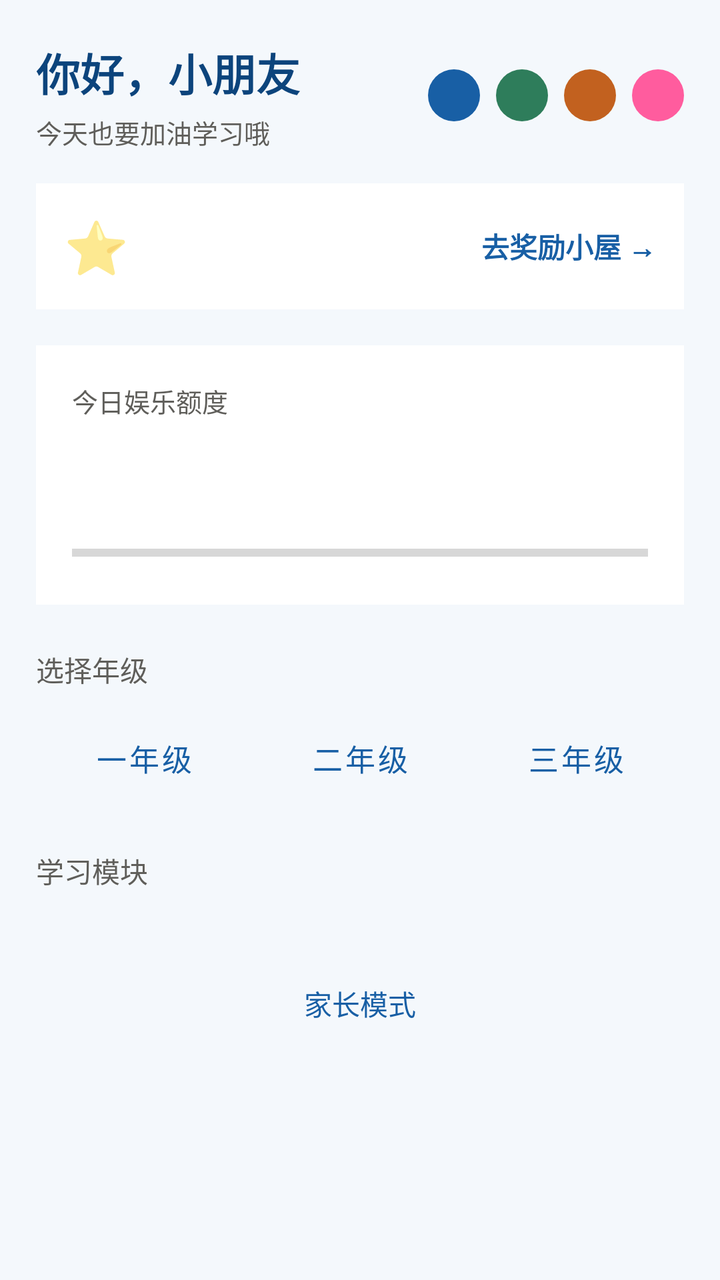
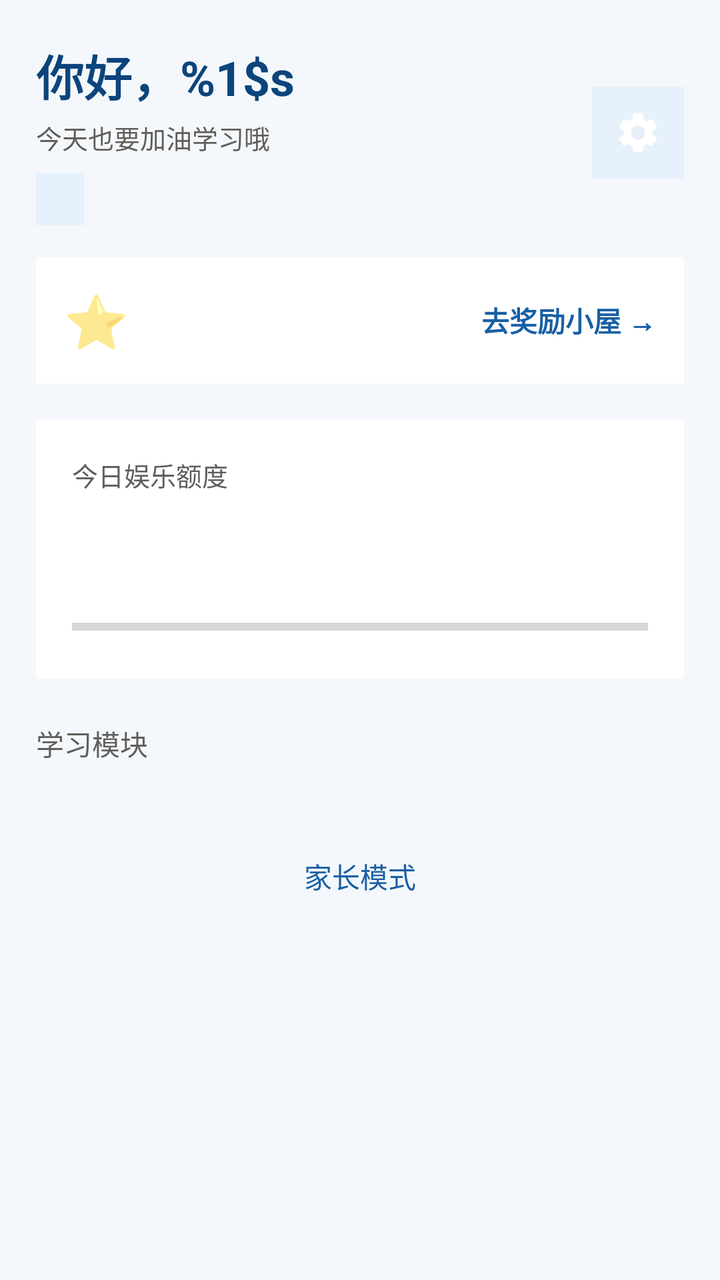

Compare the two renders of this Android layout. The source of the first and the diff that turns it into the second are given below.
<!-- AndroidManifest.xml: application theme Theme.KidsGuard -->
<!-- res/layout/activity_main.xml -->
<?xml version="1.0" encoding="utf-8"?>
<ScrollView xmlns:android="http://schemas.android.com/apk/res/android"
    android:layout_width="match_parent"
    android:layout_height="match_parent"
    android:background="?attr/kgPageBg">

    <LinearLayout
        android:id="@+id/content"
        android:layout_width="match_parent"
        android:layout_height="wrap_content"
        android:orientation="vertical"
        android:paddingStart="18dp"
        android:paddingEnd="18dp"
        android:paddingTop="20dp"
        android:paddingBottom="28dp">

        
        <LinearLayout
            android:layout_width="match_parent"
            android:layout_height="wrap_content"
            android:orientation="horizontal"
            android:gravity="center_vertical">

            <LinearLayout
                android:layout_width="0dp"
                android:layout_height="wrap_content"
                android:layout_weight="1"
                android:orientation="vertical">

                <TextView
                    android:id="@+id/tvGreeting"
                    android:layout_width="wrap_content"
                    android:layout_height="wrap_content"
                    android:text="@string/main_greeting"
                    android:textColor="?attr/kgBrandDark"
                    android:textSize="22sp"
                    android:textStyle="bold" />

                <TextView
                    android:layout_width="wrap_content"
                    android:layout_height="wrap_content"
                    android:layout_marginTop="4dp"
                    android:text="@string/main_greeting_sub"
                    android:textColor="@color/text_sub"
                    android:textSize="13sp" />
            </LinearLayout>

            <LinearLayout
                android:layout_width="wrap_content"
                android:layout_height="wrap_content"
                android:orientation="horizontal">

                <View
                    android:id="@+id/themeOcean"
                    style="@style/ThemeDot"
                    android:background="@drawable/dot_ocean" />

                <View
                    android:id="@+id/themeForest"
                    style="@style/ThemeDot"
                    android:background="@drawable/dot_forest" />

                <View
                    android:id="@+id/themeSunset"
                    style="@style/ThemeDot"
                    android:background="@drawable/dot_sunset" />

                <View
                    android:id="@+id/themeCandy"
                    style="@style/ThemeDot"
                    android:background="@drawable/dot_candy" />
            </LinearLayout>
        </LinearLayout>

        
        <LinearLayout
            android:id="@+id/bannerStars"
            android:layout_width="match_parent"
            android:layout_height="wrap_content"
            android:layout_marginTop="16dp"
            android:orientation="horizontal"
            android:gravity="center_vertical"
            android:background="?attr/kgCardBg"
            android:padding="14dp">

            <TextView
                android:layout_width="wrap_content"
                android:layout_height="wrap_content"
                android:text="⭐"
                android:textSize="26sp" />

            <TextView
                android:id="@+id/tvStarsBar"
                android:layout_width="0dp"
                android:layout_height="wrap_content"
                android:layout_weight="1"
                android:layout_marginStart="10dp"
                android:textColor="?attr/kgBrandDark"
                android:textSize="15sp" />

            <TextView
                android:layout_width="wrap_content"
                android:layout_height="wrap_content"
                android:text="去奖励小屋 →"
                android:textColor="?attr/kgBrand"
                android:textSize="14sp"
                android:textStyle="bold" />
        </LinearLayout>

        
        <LinearLayout
            android:id="@+id/cardGuardian"
            android:layout_width="match_parent"
            android:layout_height="wrap_content"
            android:layout_marginTop="18dp"
            android:background="?attr/kgCardBg"
            android:orientation="vertical"
            android:padding="18dp">

            <LinearLayout
                android:layout_width="match_parent"
                android:layout_height="wrap_content"
                android:orientation="horizontal"
                android:gravity="center_vertical">

                <LinearLayout
                    android:layout_width="0dp"
                    android:layout_height="wrap_content"
                    android:layout_weight="1"
                    android:orientation="vertical">

                    <TextView
                        android:layout_width="wrap_content"
                        android:layout_height="wrap_content"
                        android:text="@string/main_guardian_title"
                        android:textColor="@color/text_sub"
                        android:textSize="13sp" />

                    <TextView
                        android:id="@+id/tvQuotaValue"
                        android:layout_width="wrap_content"
                        android:layout_height="wrap_content"
                        android:layout_marginTop="4dp"
                        android:textColor="?attr/kgBrand"
                        android:textSize="30sp"
                        android:textStyle="bold" />
                </LinearLayout>

                <TextView
                    android:id="@+id/tvGuardianStage"
                    android:layout_width="wrap_content"
                    android:layout_height="wrap_content"
                    android:gravity="end"
                    android:textColor="@color/text_sub"
                    android:textSize="13sp" />
            </LinearLayout>

            <ProgressBar
                android:id="@+id/progressGuardian"
                style="?android:attr/progressBarStyleHorizontal"
                android:layout_width="match_parent"
                android:layout_height="wrap_content"
                android:layout_marginTop="14dp"
                android:max="100"
                android:progress="0"
                android:progressTint="?attr/kgBrand" />
        </LinearLayout>

        
        <TextView
            android:layout_width="wrap_content"
            android:layout_height="wrap_content"
            android:layout_marginTop="22dp"
            android:layout_marginBottom="10dp"
            android:text="@string/main_grade_label"
            android:textColor="@color/text_sub"
            android:textSize="14sp" />

        <LinearLayout
            android:layout_width="match_parent"
            android:layout_height="wrap_content"
            android:orientation="horizontal">

            <Button
                android:id="@+id/chipG1"
                style="@style/GradeChip"
                android:text="@string/grade_g1" />

            <Button
                android:id="@+id/chipG2"
                style="@style/GradeChip"
                android:text="@string/grade_g2" />

            <Button
                android:id="@+id/chipG3"
                style="@style/GradeChip"
                android:text="@string/grade_g3" />
        </LinearLayout>

        
        <TextView
            android:layout_width="wrap_content"
            android:layout_height="wrap_content"
            android:layout_marginTop="22dp"
            android:layout_marginBottom="10dp"
            android:text="@string/main_modules_label"
            android:textColor="@color/text_sub"
            android:textSize="14sp" />

        <LinearLayout
            android:id="@+id/modulesContainer"
            android:layout_width="match_parent"
            android:layout_height="wrap_content"
            android:orientation="vertical" />

        <Button
            android:id="@+id/btnParent"
            style="?android:attr/borderlessButtonStyle"
            android:layout_width="match_parent"
            android:layout_height="wrap_content"
            android:layout_marginTop="22dp"
            android:text="@string/main_btn_parent"
            android:textColor="?attr/kgBrand" />

    </LinearLayout>
</ScrollView>
<!-- resources referenced by this layout -->
<resources>
  <color name="text_sub">#5F5E5A</color>
  <!-- drawable dot_candy (drawable) -->
  <?xml version="1.0" encoding="utf-8"?>
  <shape xmlns:android="http://schemas.android.com/apk/res/android"
      android:shape="oval">
      <solid android:color="@color/candy_brand" />
  </shape>
  <!-- drawable dot_forest (drawable) -->
  <?xml version="1.0" encoding="utf-8"?>
  <shape xmlns:android="http://schemas.android.com/apk/res/android"
      android:shape="oval">
      <solid android:color="@color/forest_brand" />
  </shape>
  <!-- drawable dot_ocean (drawable) -->
  <?xml version="1.0" encoding="utf-8"?>
  <shape xmlns:android="http://schemas.android.com/apk/res/android"
      android:shape="oval">
      <solid android:color="@color/ocean_brand" />
  </shape>
  <!-- drawable dot_sunset (drawable) -->
  <?xml version="1.0" encoding="utf-8"?>
  <shape xmlns:android="http://schemas.android.com/apk/res/android"
      android:shape="oval">
      <solid android:color="@color/sunset_brand" />
  </shape>
  <string name="grade_g1">一年级</string>
  <string name="grade_g2">二年级</string>
  <string name="grade_g3">三年级</string>
  <string name="main_btn_parent">家长模式</string>
  <string name="main_grade_label">选择年级</string>
  <string name="main_greeting">你好，小朋友</string>
  <string name="main_greeting_sub">今天也要加油学习哦</string>
  <string name="main_guardian_title">今日娱乐额度</string>
  <string name="main_modules_label">学习模块</string>
  <style name="GradeChip" parent="Widget.MaterialComponents.Button.OutlinedButton">
          <item name="shapeAppearanceOverlay">@style/CartoonShapeOverlay</item>
          <item name="android:layout_width">0dp</item>
          <item name="android:layout_height">wrap_content</item>
          <item name="android:layout_weight">1</item>
          <item name="android:layout_marginStart">4dp</item>
          <item name="android:layout_marginEnd">4dp</item>
          <item name="android:textSize">15sp</item>
          <item name="android:paddingTop">10dp</item>
          <item name="android:paddingBottom">10dp</item>
          <item name="strokeWidth">2dp</item>
          <item name="strokeColor">?attr/kgBrand</item>
      </style>
  <style name="ThemeDot">
          <item name="android:layout_width">26dp</item>
          <item name="android:layout_height">26dp</item>
          <item name="android:layout_marginStart">8dp</item>
          <item name="android:clickable">true</item>
          <item name="android:focusable">true</item>
          <item name="android:background">?attr/kgCardBg</item>
      </style>
  <style name="Theme.KidsGuard" parent="Theme.KidsGuard.Ocean" />
  <color name="candy_brand">#FF5C9E</color>
  <color name="forest_brand">#2E7D5B</color>
  <color name="ocean_brand">#185FA5</color>
  <color name="sunset_brand">#C2611F</color>
  <style name="CartoonShapeOverlay">
          <item name="cornerFamily">rounded</item>
          <item name="cornerSize">18dp</item>
      </style>
  <style name="Theme.KidsGuard.Ocean" parent="Theme.MaterialComponents.Light.NoActionBar">
          <item name="colorPrimary">@color/ocean_brand</item>
          <item name="colorPrimaryDark">@color/ocean_brand_dark</item>
          <item name="colorAccent">@color/ocean_brand</item>
          <item name="kgBrand">@color/ocean_brand</item>
          <item name="kgBrandDark">@color/ocean_brand_dark</item>
          <item name="kgBrandLight">@color/ocean_brand_light</item>
          <item name="kgPageBg">@color/ocean_page</item>
          <item name="kgCardBg">@color/bg_card</item>
          <item name="android:windowBackground">@color/ocean_page</item>
          <item name="android:statusBarColor">@color/ocean_brand_dark</item>
      </style>
  <color name="ocean_brand_dark">#0C447C</color>
  <color name="ocean_brand_light">#E6F1FB</color>
  <color name="ocean_page">#F4F8FC</color>
  <color name="bg_card">#FFFFFF</color>
</resources>

<!-- the commit's change to res/layout/activity_main.xml (unified diff, before → after) -->
@@ -33,7 +33,7 @@
                     android:layout_height="wrap_content"
                     android:text="@string/main_greeting"
                     android:textColor="?attr/kgBrandDark"
-                    android:textSize="22sp"
+                    android:textSize="24sp"
                     android:textStyle="bold" />
 
                 <TextView
@@ -43,33 +43,32 @@
                     android:text="@string/main_greeting_sub"
                     android:textColor="@color/text_sub"
                     android:textSize="13sp" />
+
+                <TextView
+                    android:id="@+id/tvProfile"
+                    android:layout_width="wrap_content"
+                    android:layout_height="wrap_content"
+                    android:layout_marginTop="8dp"
+                    android:background="?attr/kgBrandLight"
+                    android:paddingStart="12dp"
+                    android:paddingEnd="12dp"
+                    android:paddingTop="5dp"
+                    android:paddingBottom="5dp"
+                    android:textColor="?attr/kgBrandDark"
+                    android:textSize="12sp"
+                    android:textStyle="bold" />
             </LinearLayout>
 
-            <LinearLayout
-                android:layout_width="wrap_content"
-                android:layout_height="wrap_content"
-                android:orientation="horizontal">
-
-                <View
-                    android:id="@+id/themeOcean"
-                    style="@style/ThemeDot"
-                    android:background="@drawable/dot_ocean" />
-
-                <View
-                    android:id="@+id/themeForest"
-                    style="@style/ThemeDot"
-                    android:background="@drawable/dot_forest" />
-
-                <View
-                    android:id="@+id/themeSunset"
-                    style="@style/ThemeDot"
-                    android:background="@drawable/dot_sunset" />
-
-                <View
-                    android:id="@+id/themeCandy"
-                    style="@style/ThemeDot"
-                    android:background="@drawable/dot_candy" />
-            </LinearLayout>
+            <ImageButton
+                android:id="@+id/btnSettings"
+                android:layout_width="46dp"
+                android:layout_height="46dp"
+                android:layout_marginStart="8dp"
+                android:background="?attr/kgBrandLight"
+                android:contentDescription="@string/settings_title"
+                android:padding="11dp"
+                android:scaleType="centerInside"
+                android:src="@drawable/ic_settings" />
         </LinearLayout>
 
         
@@ -172,37 +171,6 @@
             android:layout_height="wrap_content"
             android:layout_marginTop="22dp"
             android:layout_marginBottom="10dp"
-            android:text="@string/main_grade_label"
-            android:textColor="@color/text_sub"
-            android:textSize="14sp" />
-
-        <LinearLayout
-            android:layout_width="match_parent"
-            android:layout_height="wrap_content"
-            android:orientation="horizontal">
-
-            <Button
-                android:id="@+id/chipG1"
-                style="@style/GradeChip"
-                android:text="@string/grade_g1" />
-
-            <Button
-                android:id="@+id/chipG2"
-                style="@style/GradeChip"
-                android:text="@string/grade_g2" />
-
-            <Button
-                android:id="@+id/chipG3"
-                style="@style/GradeChip"
-                android:text="@string/grade_g3" />
-        </LinearLayout>
-
-        
-        <TextView
-            android:layout_width="wrap_content"
-            android:layout_height="wrap_content"
-            android:layout_marginTop="22dp"
-            android:layout_marginBottom="10dp"
             android:text="@string/main_modules_label"
             android:textColor="@color/text_sub"
             android:textSize="14sp" />
<!-- resource entries referenced after the edit -->
@@ -1,69 +1,24 @@
 <!-- resources referenced by this layout -->
 <resources>
   <color name="text_sub">#5F5E5A</color>
-  <!-- drawable dot_candy (drawable) -->
-  <?xml version="1.0" encoding="utf-8"?>
-  <shape xmlns:android="http://schemas.android.com/apk/res/android"
-      android:shape="oval">
-      <solid android:color="@color/candy_brand" />
-  </shape>
-  <!-- drawable dot_forest (drawable) -->
-  <?xml version="1.0" encoding="utf-8"?>
-  <shape xmlns:android="http://schemas.android.com/apk/res/android"
-      android:shape="oval">
-      <solid android:color="@color/forest_brand" />
-  </shape>
-  <!-- drawable dot_ocean (drawable) -->
-  <?xml version="1.0" encoding="utf-8"?>
-  <shape xmlns:android="http://schemas.android.com/apk/res/android"
-      android:shape="oval">
-      <solid android:color="@color/ocean_brand" />
-  </shape>
-  <!-- drawable dot_sunset (drawable) -->
-  <?xml version="1.0" encoding="utf-8"?>
-  <shape xmlns:android="http://schemas.android.com/apk/res/android"
-      android:shape="oval">
-      <solid android:color="@color/sunset_brand" />
-  </shape>
-  <string name="grade_g1">一年级</string>
-  <string name="grade_g2">二年级</string>
-  <string name="grade_g3">三年级</string>
+  <!-- drawable ic_settings (drawable) -->
+  <vector xmlns:android="http://schemas.android.com/apk/res/android"
+      android:width="24dp"
+      android:height="24dp"
+      android:viewportWidth="24"
+      android:viewportHeight="24">
+      
+      <path
+          android:fillColor="#FFFFFF"
+          android:pathData="M19.14 12.94c.04-.3.06-.61.06-.94 0-.32-.02-.64-.07-.94l2.03-1.58c.18-.14.23-.41.12-.61l-1.92-3.32c-.12-.22-.37-.29-.59-.22l-2.39.96c-.5-.38-1.03-.7-1.62-.94l-.36-2.54c-.04-.24-.24-.41-.48-.41h-3.84c-.24 0-.43.17-.47.41l-.36 2.54c-.59.24-1.13.57-1.62.94l-2.39-.96c-.22-.08-.47 0-.59.22L2.74 8.87c-.12.21-.08.47.12.61l2.03 1.58c-.05.3-.09.63-.09.94s.02.64.07.94l-2.03 1.58c-.18.14-.23.41-.12.61l1.92 3.32c.12.22.37.29.59.22l2.39-.96c.5.38 1.03.7 1.62.94l.36 2.54c.05.24.24.41.48.41h3.84c.24 0 .44-.17.47-.41l.36-2.54c.59-.24 1.13-.56 1.62-.94l2.39.96c.22.08.47 0 .59-.22l1.92-3.32c.12-.22.07-.47-.12-.61l-2.01-1.58zM12 15.6c-1.98 0-3.6-1.62-3.6-3.6s1.62-3.6 3.6-3.6 3.6 1.62 3.6 3.6-1.62 3.6-3.6 3.6z" />
+  </vector>
   <string name="main_btn_parent">家长模式</string>
-  <string name="main_grade_label">选择年级</string>
-  <string name="main_greeting">你好，小朋友</string>
+  <string name="main_greeting">你好，%1$s</string>
   <string name="main_greeting_sub">今天也要加油学习哦</string>
   <string name="main_guardian_title">今日娱乐额度</string>
-  <string name="main_modules_label">学习模块</string>
-  <style name="GradeChip" parent="Widget.MaterialComponents.Button.OutlinedButton">
-          <item name="shapeAppearanceOverlay">@style/CartoonShapeOverlay</item>
-          <item name="android:layout_width">0dp</item>
-          <item name="android:layout_height">wrap_content</item>
-          <item name="android:layout_weight">1</item>
-          <item name="android:layout_marginStart">4dp</item>
-          <item name="android:layout_marginEnd">4dp</item>
-          <item name="android:textSize">15sp</item>
-          <item name="android:paddingTop">10dp</item>
-          <item name="android:paddingBottom">10dp</item>
-          <item name="strokeWidth">2dp</item>
-          <item name="strokeColor">?attr/kgBrand</item>
-      </style>
-  <style name="ThemeDot">
-          <item name="android:layout_width">26dp</item>
-          <item name="android:layout_height">26dp</item>
-          <item name="android:layout_marginStart">8dp</item>
-          <item name="android:clickable">true</item>
-          <item name="android:focusable">true</item>
-          <item name="android:background">?attr/kgCardBg</item>
-      </style>
+  <string name="main_modules_label">选一个模块开始吧</string>
+  <string name="settings_title">我的资料</string>
   <style name="Theme.KidsGuard" parent="Theme.KidsGuard.Ocean" />
-  <color name="candy_brand">#FF5C9E</color>
-  <color name="forest_brand">#2E7D5B</color>
-  <color name="ocean_brand">#185FA5</color>
-  <color name="sunset_brand">#C2611F</color>
-  <style name="CartoonShapeOverlay">
-          <item name="cornerFamily">rounded</item>
-          <item name="cornerSize">18dp</item>
-      </style>
   <style name="Theme.KidsGuard.Ocean" parent="Theme.MaterialComponents.Light.NoActionBar">
           <item name="colorPrimary">@color/ocean_brand</item>
           <item name="colorPrimaryDark">@color/ocean_brand_dark</item>
@@ -76,6 +31,7 @@
           <item name="android:windowBackground">@color/ocean_page</item>
           <item name="android:statusBarColor">@color/ocean_brand_dark</item>
       </style>
+  <color name="ocean_brand">#185FA5</color>
   <color name="ocean_brand_dark">#0C447C</color>
   <color name="ocean_brand_light">#E6F1FB</color>
   <color name="ocean_page">#F4F8FC</color>
